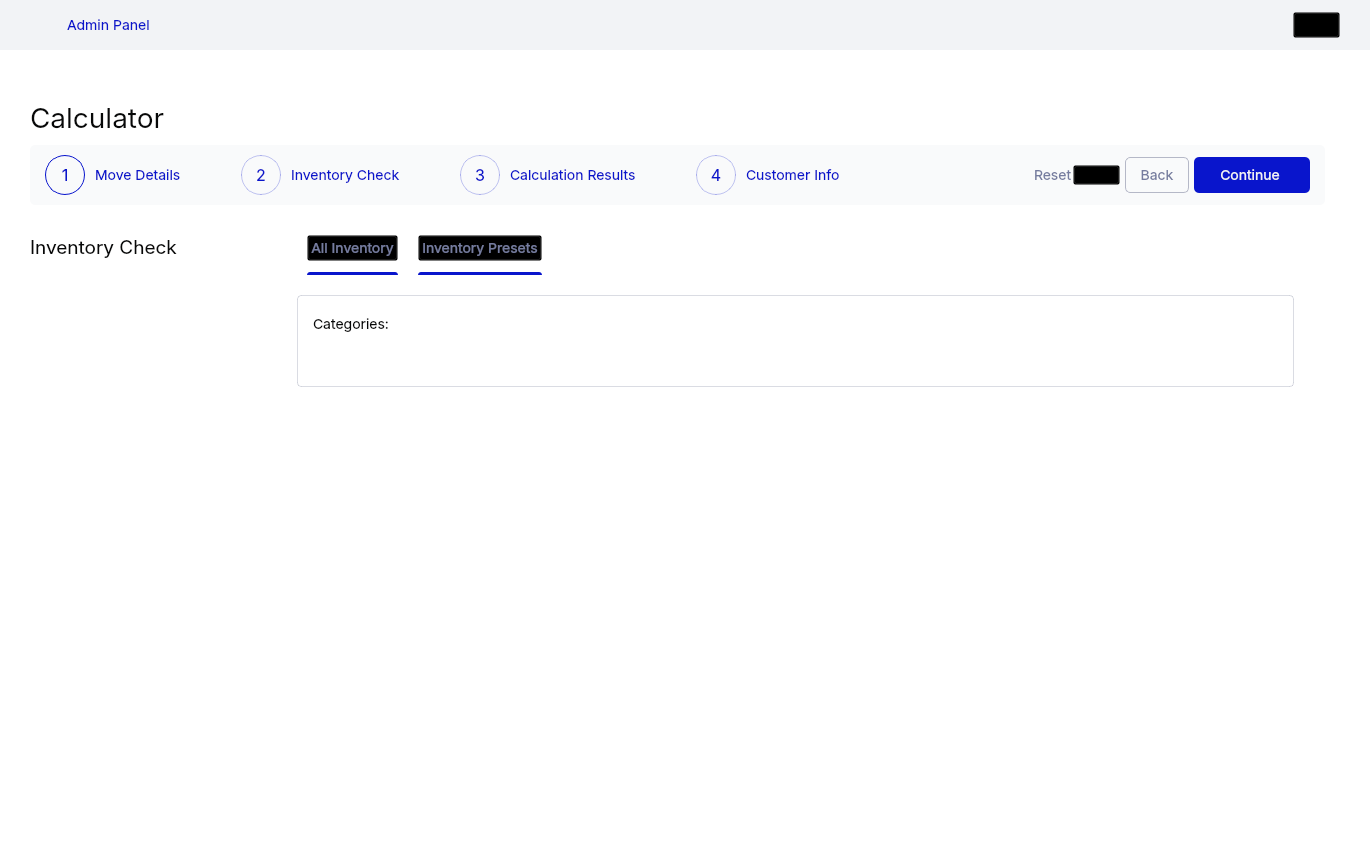
The window that resources/main_window.ui (dmitry-vokhmin/Moving_Calc_GUI) describes before a commit, drawn with Qt 5.
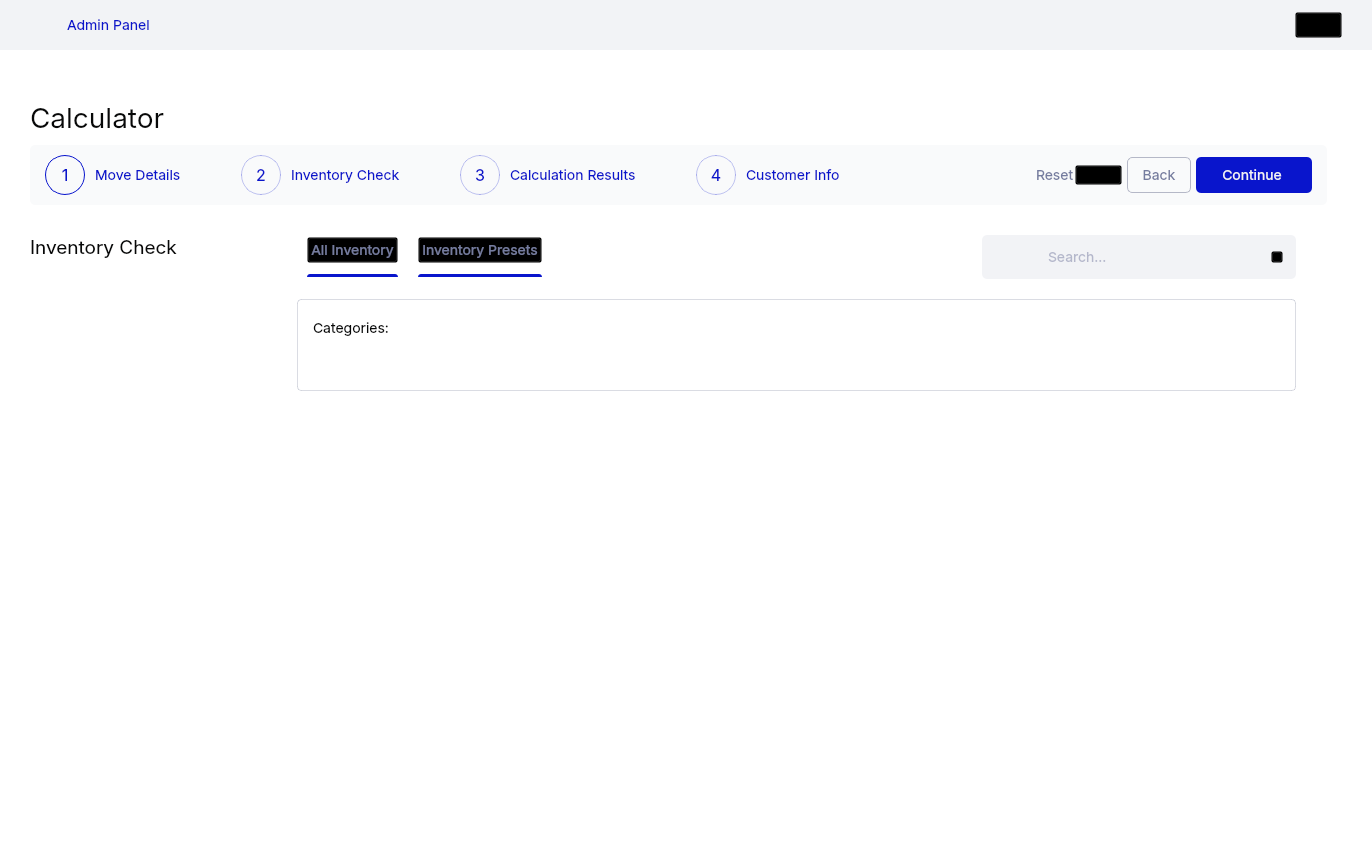
The same window after the commit. The open tabs and pages were chosen to show the change. Icons and pictures are not drawn.

What changed in the file:
```diff
--- a/resources/main_window.ui
+++ b/resources/main_window.ui
@@ -6,8 +6,8 @@
    <rect>
     <x>0</x>
     <y>0</y>
-    <width>1370</width>
-    <height>850</height>
+    <width>1372</width>
+    <height>854</height>
    </rect>
   </property>
   <property name="minimumSize">
@@ -49,8 +49,10 @@
 /* horizontal SCROLLBAR */
  QScrollBar:horizontal {
 	border: none;
-    height: 10px;
+    height: 25px;
 	border-radius: 0px;
+	margin-top: 10px;
+	margin-bottom: 5px;
  }
 
 /*  HANDLE BAR horizontal */
@@ -2859,7 +2861,7 @@
 /* ----------------------------Inventory----------------------------*/
 
 /* QLineEdit */
-#inventory_search_input {
+#inventory_search_input, #inventory_search_input_2 {
 	border: none;
 	background: transparent;
 	font-size: 14px;
@@ -2875,7 +2877,7 @@
 /* QFrame */
 
 
-#inventory_search_frame[selected=true] {
+#inventory_search_frame[selected=true], #inventory_search_frame_2[selected=true] {
 	border: 0.5px solid #0915CC;
 	background: #F2F3F6;
 	border-radius: 5px;
@@ -2898,7 +2900,7 @@
 	background-color: rgb(255, 255, 255);
 }
 
-#inventory_search_frame {
+#inventory_search_frame, #inventory_search_frame_2 {
 	background: #F2F3F6;
 	border-radius: 5px;
 }
@@ -2939,14 +2941,14 @@
 	color: #FF3C2F;
 }
 
-#inventory_search_clear {
+#inventory_search_clear, #inventory_search_clear_2 {
 	image: url(:/image/close_icon.svg);
 	background: transparent;
 }
 
 /* Icon */
 
-#inventory_search_label {
+#inventory_search_label, #inventory_search_label_2 {
 	image: url(:/image/search_icon_default.svg);
 }</string>
        </property>
@@ -3106,7 +3108,7 @@
               </font>
              </property>
              <property name="currentIndex">
-              <number>5</number>
+              <number>0</number>
              </property>
              <widget class="QWidget" name="calculator_page">
               <layout class="QVBoxLayout" name="calculator_layout">
@@ -4177,9 +4179,9 @@
                       <property name="bottomMargin">
                        <number>0</number>
                       </property>
-                      <item alignment="Qt::AlignLeft|Qt::AlignTop">
+                      <item alignment="Qt::AlignTop">
                        <widget class="QFrame" name="calc_inv_check_top_frame">
-                        <layout class="QHBoxLayout" name="calc_inv_check_top_layout">
+                        <layout class="QHBoxLayout" name="calc_inv_check_top_layout" stretch="0,1,0">
                          <property name="spacing">
                           <number>129</number>
                          </property>
@@ -4190,7 +4192,7 @@
                           <number>0</number>
                          </property>
                          <property name="rightMargin">
-                          <number>0</number>
+                          <number>31</number>
                          </property>
                          <property name="bottomMargin">
                           <number>0</number>
@@ -4202,7 +4204,7 @@
                            </property>
                           </widget>
                          </item>
-                         <item>
+                         <item alignment="Qt::AlignLeft">
                           <widget class="QFrame" name="calc_inv_check_menu_frame">
                            <property name="minimumSize">
                             <size>
@@ -4341,6 +4343,81 @@
                            </layout>
                           </widget>
                          </item>
+                         <item>
+                          <widget class="QFrame" name="inventory_search_frame_2">
+                           <property name="minimumSize">
+                            <size>
+                             <width>314</width>
+                             <height>44</height>
+                            </size>
+                           </property>
+                           <property name="maximumSize">
+                            <size>
+                             <width>314</width>
+                             <height>44</height>
+                            </size>
+                           </property>
+                           <layout class="QHBoxLayout" name="inventory_search_layout_2">
+                            <property name="spacing">
+                             <number>12</number>
+                            </property>
+                            <property name="leftMargin">
+                             <number>13</number>
+                            </property>
+                            <property name="topMargin">
+                             <number>0</number>
+                            </property>
+                            <property name="rightMargin">
+                             <number>13</number>
+                            </property>
+                            <property name="bottomMargin">
+                             <number>0</number>
+                            </property>
+                            <item>
+                             <widget class="QLabel" name="inventory_search_label_2">
+                              <property name="minimumSize">
+                               <size>
+                                <width>24</width>
+                                <height>24</height>
+                               </size>
+                              </property>
+                              <property name="maximumSize">
+                               <size>
+                                <width>24</width>
+                                <height>24</height>
+                               </size>
+                              </property>
+                             </widget>
+                            </item>
+                            <item>
+                             <widget class="QLineEdit" name="inventory_search_input_2">
+                              <property name="placeholderText">
+                               <string>Search...</string>
+                              </property>
+                             </widget>
+                            </item>
+                            <item>
+                             <widget class="QPushButton" name="inventory_search_clear_2">
+                              <property name="minimumSize">
+                               <size>
+                                <width>12</width>
+                                <height>12</height>
+                               </size>
+                              </property>
+                              <property name="maximumSize">
+                               <size>
+                                <width>12</width>
+                                <height>12</height>
+                               </size>
+                              </property>
+                              <property name="cursor">
+                               <cursorShape>PointingHandCursor</cursorShape>
+                              </property>
+                             </widget>
+                            </item>
+                           </layout>
+                          </widget>
+                         </item>
                         </layout>
                        </widget>
                       </item>
@@ -4365,7 +4442,7 @@
                          <item>
                           <widget class="QStackedWidget" name="calc_size_menu">
                            <property name="currentIndex">
-                            <number>1</number>
+                            <number>0</number>
                            </property>
                            <widget class="QWidget" name="calc_room_page">
                             <layout class="QVBoxLayout" name="calc_room_layout">
@@ -4411,8 +4488,8 @@
                                  <rect>
                                   <x>0</x>
                                   <y>0</y>
-                                  <width>100</width>
-                                  <height>30</height>
+                                  <width>217</width>
+                                  <height>556</height>
                                  </rect>
                                 </property>
                                 <layout class="QVBoxLayout" name="calc_room_layout_2">
@@ -4680,7 +4757,7 @@
                                 <rect>
                                  <x>0</x>
                                  <y>0</y>
-                                 <width>997</width>
+                                 <width>999</width>
                                  <height>434</height>
                                 </rect>
                                </property>
@@ -5711,7 +5788,7 @@
                    <rect>
                     <x>0</x>
                     <y>0</y>
-                    <width>1305</width>
+                    <width>1000</width>
                     <height>1231</height>
                    </rect>
                   </property>
@@ -5846,7 +5923,7 @@
                               </property>
                               <property name="maximumSize">
                                <size>
-                                <width>58</width>
+                                <width>200</width>
                                 <height>26</height>
                                </size>
                               </property>
@@ -6954,8 +7031,8 @@
                    <rect>
                     <x>0</x>
                     <y>0</y>
-                    <width>1310</width>
-                    <height>562</height>
+                    <width>100</width>
+                    <height>30</height>
                    </rect>
                   </property>
                   <layout class="QVBoxLayout" name="user_manage_scroll_layout">
@@ -7402,8 +7479,8 @@
                        <rect>
                         <x>0</x>
                         <y>0</y>
-                        <width>1370</width>
-                        <height>602</height>
+                        <width>100</width>
+                        <height>30</height>
                        </rect>
                       </property>
                       <layout class="QVBoxLayout" name="equip_truck_type_scroll_layout">
@@ -8071,8 +8148,8 @@
                                 <rect>
                                  <x>0</x>
                                  <y>0</y>
-                                 <width>838</width>
-                                 <height>63</height>
+                                 <width>95</width>
+                                 <height>16</height>
                                 </rect>
                                </property>
                                <layout class="QVBoxLayout" name="config_scroll_layout">
@@ -8845,8 +8922,8 @@
                           <rect>
                            <x>0</x>
                            <y>0</y>
-                           <width>217</width>
-                           <height>570</height>
+                           <width>100</width>
+                           <height>30</height>
                           </rect>
                          </property>
                          <layout class="QVBoxLayout" name="inventory_room_layout_2">
@@ -9114,8 +9191,8 @@
                          <rect>
                           <x>0</x>
                           <y>0</y>
-                          <width>994</width>
-                          <height>448</height>
+                          <width>100</width>
+                          <height>30</height>
                          </rect>
                         </property>
                         <layout class="QVBoxLayout" name="inventory_content_scroll_layout">
```
